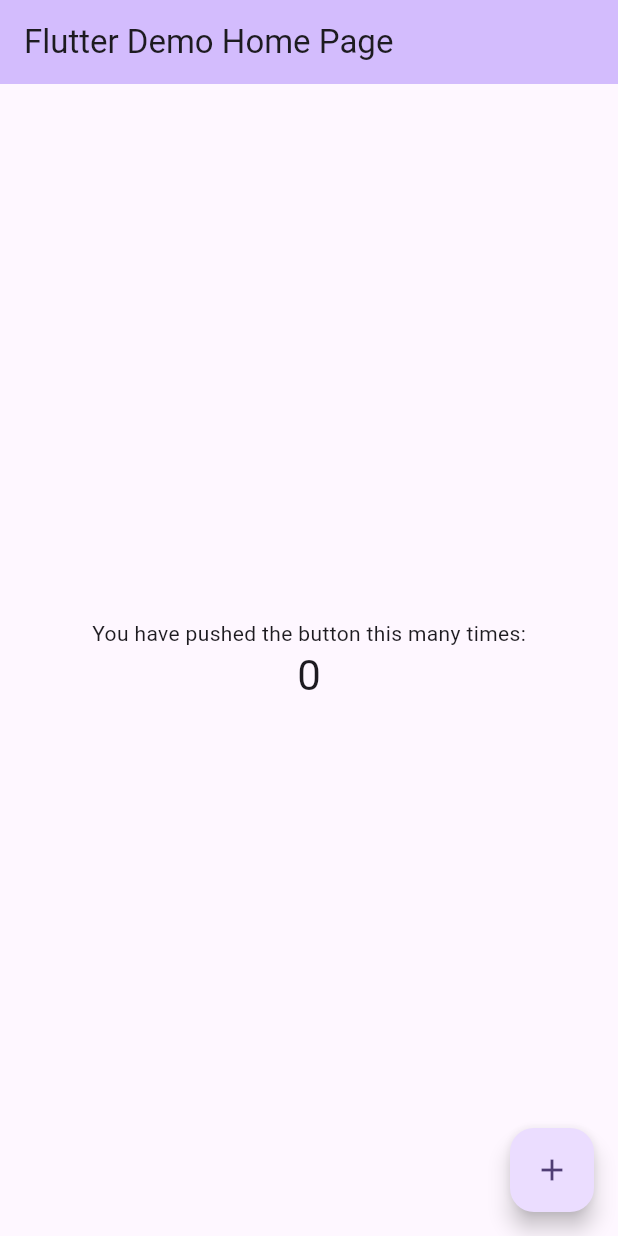
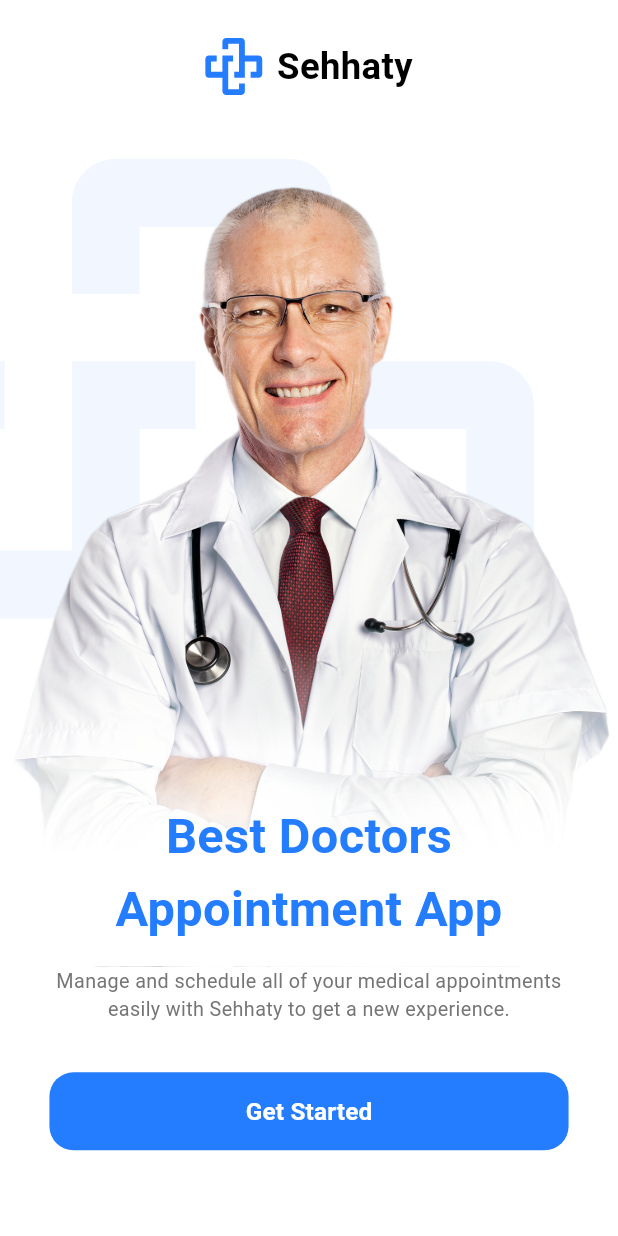
Before and after one commit to mohammed-xp/sehhaty, a Flutter app: the screen it shows after launch, on a phone screen of 412 x 824 dp. Run offline on Flutter 3.47's test engine with Material 3 defaults, Android fonts, the phone set to English and light mode, and no system bars; our stand-ins replace flutter_screenutil, flutter_svg.

Commit message:
Add onboarding and login screens, routing, and theming support

```diff
--- /dev/null
+++ b/lib/core/helpers/extention.dart
@@ -0,0 +1,20 @@
+import 'package:flutter/material.dart';
+
+extension Navigation on BuildContext {
+  Future<dynamic> pushNamed(String routeName, {Object? arguments}) {
+    return Navigator.of(this).pushNamed(routeName, arguments: arguments);
+  }
+
+  Future<dynamic> pushReplacementNamed(String routeName, {Object? arguments}) {
+    return Navigator.of(this)
+        .pushReplacementNamed(routeName, arguments: arguments);
+  }
+
+  Future<dynamic> pushNamedAndRemoveUntil(String routeName,
+      {Object? arguments, required RoutePredicate predicate}) {
+    return Navigator.of(this)
+        .pushNamedAndRemoveUntil(routeName, predicate, arguments: arguments);
+  }
+
+  void pop() => Navigator.of(this).pop();
+}
--- /dev/null
+++ b/lib/core/routing/app_router.dart
@@ -0,0 +1,30 @@
+import 'package:flutter/material.dart';
+import 'package:sehhaty/core/routing/routes.dart';
+import 'package:sehhaty/features/login/ui/login_screen.dart';
+import 'package:sehhaty/features/onboarding/ui/onboarding_screen.dart';
+
+class AppRouter {
+  Route generateRoute(RouteSettings settings) {
+    // This arguments to be passed in any screen like this: (arguments as ClassName)
+    final arguments = settings.arguments;
+
+    switch (settings.name) {
+      case Routes.onBoardingScreen:
+        return MaterialPageRoute(
+            builder: (context) => const OnboardingScreen());
+      case Routes.loginScreen:
+        return MaterialPageRoute(builder: (context) => const LoginScreen());
+      default:
+        return MaterialPageRoute(
+          builder: (context) => Scaffold(
+            body: Center(
+              child: Text(
+                'No route defined for ${settings.name}',
+                style: Theme.of(context).textTheme.headlineMedium,
+              ),
+            ),
+          ),
+        );
+    }
+  }
+}
--- /dev/null
+++ b/lib/core/routing/routes.dart
@@ -0,0 +1,4 @@
+class Routes {
+  static const String onBoardingScreen = '/onBoardingScreen';
+  static const String loginScreen = '/loginScreen';
+}
--- /dev/null
+++ b/lib/core/theming/app_colors.dart
@@ -0,0 +1,6 @@
+import 'package:flutter/material.dart';
+
+class AppColors {
+  static const Color mainBlue = Color(0xFF247CFF);
+  static const Color gray = Color(0xFF757575);
+}
--- /dev/null
+++ b/lib/core/theming/styles.dart
@@ -0,0 +1,29 @@
+import 'package:flutter/material.dart';
+import 'package:flutter_screenutil/flutter_screenutil.dart';
+import 'package:sehhaty/core/theming/app_colors.dart';
+
+class Styles {
+  static TextStyle font24BlackBold = TextStyle(
+    fontSize: 24.sp,
+    color: Colors.black,
+    fontWeight: FontWeight.w700,
+  );
+
+  static TextStyle font32Blue700Weight = TextStyle(
+    fontSize: 32.sp,
+    color: AppColors.mainBlue,
+    fontWeight: FontWeight.w700,
+  );
+
+  static TextStyle font13Gray400Weight = TextStyle(
+    fontSize: 13.sp,
+    color: AppColors.gray,
+    fontWeight: FontWeight.w400,
+  );
+
+  static TextStyle font16White600Weight = TextStyle(
+    color: Colors.white,
+    fontSize: 16.sp,
+    fontWeight: FontWeight.w600,
+  );
+}
--- /dev/null
+++ b/lib/features/login/ui/login_screen.dart
@@ -0,0 +1,17 @@
+import 'package:flutter/material.dart';
+
+class LoginScreen extends StatelessWidget {
+  const LoginScreen({super.key});
+
+  @override
+  Widget build(BuildContext context) {
+    return Scaffold(
+      body: Center(
+        child: Text(
+          'Login Screen',
+          style: Theme.of(context).textTheme.headlineMedium,
+        ),
+      ),
+    );
+  }
+}
--- /dev/null
+++ b/lib/features/onboarding/ui/onboarding_screen.dart
@@ -0,0 +1,45 @@
+import 'package:flutter/material.dart';
+import 'package:flutter_screenutil/flutter_screenutil.dart';
+import 'package:sehhaty/core/theming/styles.dart';
+import 'package:sehhaty/features/onboarding/widgets/doctor_image_and_text.dart';
+import 'package:sehhaty/features/onboarding/widgets/get_started_button.dart';
+import 'package:sehhaty/features/onboarding/widgets/sehhaty_logo_and_name.dart';
+
+class OnboardingScreen extends StatelessWidget {
+  const OnboardingScreen({super.key});
+
+  @override
+  Widget build(BuildContext context) {
+    return Scaffold(
+      body: SafeArea(
+        child: SingleChildScrollView(
+            child: Padding(
+          padding: EdgeInsets.only(top: 24.h, bottom: 32.h),
+          child: Column(
+            children: [
+              SehhatyLogoAndName(),
+              SizedBox(
+                height: 41.h,
+              ),
+              DoctorImageAndText(),
+              Padding(
+                padding: EdgeInsets.symmetric(horizontal: 30.w),
+                child: Column(
+                  children: [
+                    Text(
+                      'Manage and schedule all of your medical appointments easily with Sehhaty to get a new experience.',
+                      style: Styles.font13Gray400Weight,
+                      textAlign: TextAlign.center,
+                    ),
+                    SizedBox(height: 32.h),
+                    GetStartedButton(),
+                  ],
+                ),
+              ),
+            ],
+          ),
+        )),
+      ),
+    );
+  }
+}
--- /dev/null
+++ b/lib/features/onboarding/widgets/doctor_image_and_text.dart
@@ -0,0 +1,42 @@
+import 'package:flutter/material.dart';
+import 'package:flutter_svg/flutter_svg.dart';
+import 'package:sehhaty/core/theming/styles.dart';
+
+class DoctorImageAndText extends StatelessWidget {
+  const DoctorImageAndText({super.key});
+
+  @override
+  Widget build(BuildContext context) {
+    return Stack(
+      children: [
+        SvgPicture.asset('assets/svgs/sehhaty_logo_low_opacity.svg'),
+        Container(
+          foregroundDecoration: BoxDecoration(
+            gradient: LinearGradient(
+              colors: [
+                Colors.white,
+                Colors.white.withValues(alpha: 0),
+              ],
+              begin: Alignment.bottomCenter,
+              end: Alignment.topCenter,
+              stops: const [0.14, 0.4],
+            ),
+          ),
+          child: Image.asset('assets/images/onboarding_doctor.png'),
+        ),
+        Positioned(
+          bottom: 13,
+          left: 0,
+          right: 0,
+          child: Text(
+            'Best Doctors\nAppointment App',
+            textAlign: TextAlign.center,
+            style: Styles.font32Blue700Weight.copyWith(
+              height: 1.5,
+            ),
+          ),
+        ),
+      ],
+    );
+  }
+}
--- /dev/null
+++ b/lib/features/onboarding/widgets/get_started_button.dart
@@ -0,0 +1,32 @@
+import 'package:flutter/material.dart';
+import 'package:sehhaty/core/helpers/extention.dart';
+import 'package:sehhaty/core/routing/routes.dart';
+import 'package:sehhaty/core/theming/app_colors.dart';
+import 'package:sehhaty/core/theming/styles.dart';
+
+class GetStartedButton extends StatelessWidget {
+  const GetStartedButton({super.key});
+
+  @override
+  Widget build(BuildContext context) {
+    return TextButton(
+      onPressed: () {
+        context.pushNamed(Routes.loginScreen);
+      },
+      style: ButtonStyle(
+        backgroundColor: WidgetStateProperty.all(AppColors.mainBlue),
+        tapTargetSize: MaterialTapTargetSize.shrinkWrap,
+        minimumSize: WidgetStateProperty.all(Size(double.infinity, 52)),
+        shape: WidgetStateProperty.all(
+          RoundedRectangleBorder(
+            borderRadius: BorderRadius.circular(16),
+          ),
+        ),
+      ),
+      child: Text(
+        'Get Started',
+        style: Styles.font16White600Weight,
+      ),
+    );
+  }
+}
--- /dev/null
+++ b/lib/features/onboarding/widgets/sehhaty_logo_and_name.dart
@@ -0,0 +1,23 @@
+import 'package:flutter/material.dart';
+import 'package:flutter_screenutil/flutter_screenutil.dart';
+import 'package:flutter_svg/flutter_svg.dart';
+import 'package:sehhaty/core/theming/styles.dart';
+
+class SehhatyLogoAndName extends StatelessWidget {
+  const SehhatyLogoAndName({super.key});
+
+  @override
+  Widget build(BuildContext context) {
+    return Row(
+      mainAxisAlignment: MainAxisAlignment.center,
+      children: [
+        SvgPicture.asset('assets/svgs/sehhaty_logo.svg'),
+        SizedBox(width: 8.w),
+        Text(
+          'Sehhaty',
+          style: Styles.font24BlackBold,
+        ),
+      ],
+    );
+  }
+}
--- a/lib/main.dart
+++ b/lib/main.dart
@@ -1,125 +1,11 @@
 import 'package:flutter/material.dart';
+import 'package:sehhaty/core/routing/app_router.dart';
+import 'package:sehhaty/sehhaty_app.dart';
 
 void main() {
-  runApp(const MyApp());
+  runApp(
+    SehhatyApp(
+      appRouter: AppRouter(),
+    ),
+  );
 }
-
-class MyApp extends StatelessWidget {
-  const MyApp({super.key});
-
-  // This widget is the root of your application.
-  @override
-  Widget build(BuildContext context) {
-    return MaterialApp(
-      title: 'Sehhaty',
-      theme: ThemeData(
-        // This is the theme of your application.
-        //
-        // TRY THIS: Try running your application with "flutter run". You'll see
-        // the application has a purple toolbar. Then, without quitting the app,
-        // try changing the seedColor in the colorScheme below to Colors.green
-        // and then invoke "hot reload" (save your changes or press the "hot
-        // reload" button in a Flutter-supported IDE, or press "r" if you used
-        // the command line to start the app).
-        //
-        // Notice that the counter didn't reset back to zero; the application
-        // state is not lost during the reload. To reset the state, use hot
-        // restart instead.
-        //
-        // This works for code too, not just values: Most code changes can be
-        // tested with just a hot reload.
-        colorScheme: ColorScheme.fromSeed(seedColor: Colors.deepPurple),
-        useMaterial3: true,
-      ),
-      home: const MyHomePage(title: 'Flutter Demo Home Page'),
-    );
-  }
-}
-
-class MyHomePage extends StatefulWidget {
-  const MyHomePage({super.key, required this.title});
-
-  // This widget is the home page of your application. It is stateful, meaning
-  // that it has a State object (defined below) that contains fields that affect
-  // how it looks.
-
-  // This class is the configuration for the state. It holds the values (in this
-  // case the title) provided by the parent (in this case the App widget) and
-  // used by the build method of the State. Fields in a Widget subclass are
-  // always marked "final".
-
-  final String title;
-
-  @override
-  State<MyHomePage> createState() => _MyHomePageState();
-}
-
-class _MyHomePageState extends State<MyHomePage> {
-  int _counter = 0;
-
-  void _incrementCounter() {
-    setState(() {
-      // This call to setState tells the Flutter framework that something has
-      // changed in this State, which causes it to rerun the build method below
-      // so that the display can reflect the updated values. If we changed
-      // _counter without calling setState(), then the build method would not be
-      // called again, and so nothing would appear to happen.
-      _counter++;
-    });
-  }
-
-  @override
-  Widget build(BuildContext context) {
-    // This method is rerun every time setState is called, for instance as done
-    // by the _incrementCounter method above.
-    //
-    // The Flutter framework has been optimized to make rerunning build methods
-    // fast, so that you can just rebuild anything that needs updating rather
-    // than having to individually change instances of widgets.
-    return Scaffold(
-      appBar: AppBar(
-        // TRY THIS: Try changing the color here to a specific color (to
-        // Colors.amber, perhaps?) and trigger a hot reload to see the AppBar
-        // change color while the other colors stay the same.
-        backgroundColor: Theme.of(context).colorScheme.inversePrimary,
-        // Here we take the value from the MyHomePage object that was created by
-        // the App.build method, and use it to set our appbar title.
-        title: Text(widget.title),
-      ),
-      body: Center(
-        // Center is a layout widget. It takes a single child and positions it
-        // in the middle of the parent.
-        child: Column(
-          // Column is also a layout widget. It takes a list of children and
-          // arranges them vertically. By default, it sizes itself to fit its
-          // children horizontally, and tries to be as tall as its parent.
-          //
-          // Column has various properties to control how it sizes itself and
-          // how it positions its children. Here we use mainAxisAlignment to
-          // center the children vertically; the main axis here is the vertical
-          // axis because Columns are vertical (the cross axis would be
-          // horizontal).
-          //
-          // TRY THIS: Invoke "debug painting" (choose the "Toggle Debug Paint"
-          // action in the IDE, or press "p" in the console), to see the
-          // wireframe for each widget.
-          mainAxisAlignment: MainAxisAlignment.center,
-          children: <Widget>[
-            const Text(
-              'You have pushed the button this many times:',
-            ),
-            Text(
-              '$_counter',
-              style: Theme.of(context).textTheme.headlineMedium,
-            ),
-          ],
-        ),
-      ),
-      floatingActionButton: FloatingActionButton(
-        onPressed: _incrementCounter,
-        tooltip: 'Increment',
-        child: const Icon(Icons.add),
-      ), // This trailing comma makes auto-formatting nicer for build methods.
-    );
-  }
-}
--- /dev/null
+++ b/lib/sehhaty_app.dart
@@ -0,0 +1,29 @@
+import 'package:flutter/material.dart';
+import 'package:flutter_screenutil/flutter_screenutil.dart';
+import 'package:sehhaty/core/routing/app_router.dart';
+import 'package:sehhaty/core/routing/routes.dart';
+import 'package:sehhaty/core/theming/app_colors.dart';
+
+class SehhatyApp extends StatelessWidget {
+  final AppRouter appRouter;
+  const SehhatyApp({super.key, required this.appRouter});
+
+  @override
+  Widget build(BuildContext context) {
+    return ScreenUtilInit(
+      designSize: const Size(375, 812),
+      minTextAdapt: true,
+      child: MaterialApp(
+        title: 'Sehhaty',
+        theme: ThemeData(
+          // primarySwatch: Colors.blue,
+          primaryColor: AppColors.mainBlue,
+          scaffoldBackgroundColor: Colors.white,
+        ),
+        debugShowCheckedModeBanner: false,
+        initialRoute: Routes.onBoardingScreen,
+        onGenerateRoute: appRouter.generateRoute,
+      ),
+    );
+  }
+}
```
Also changed, not shown: pubspec.yaml (+16 -8 lines), assets/images/onboarding_doctor.png (added), assets/svgs/sehhaty_logo.svg (added), assets/svgs/sehhaty_logo_low_opacity.svg (added), pubspec.lock, 1 other file.
